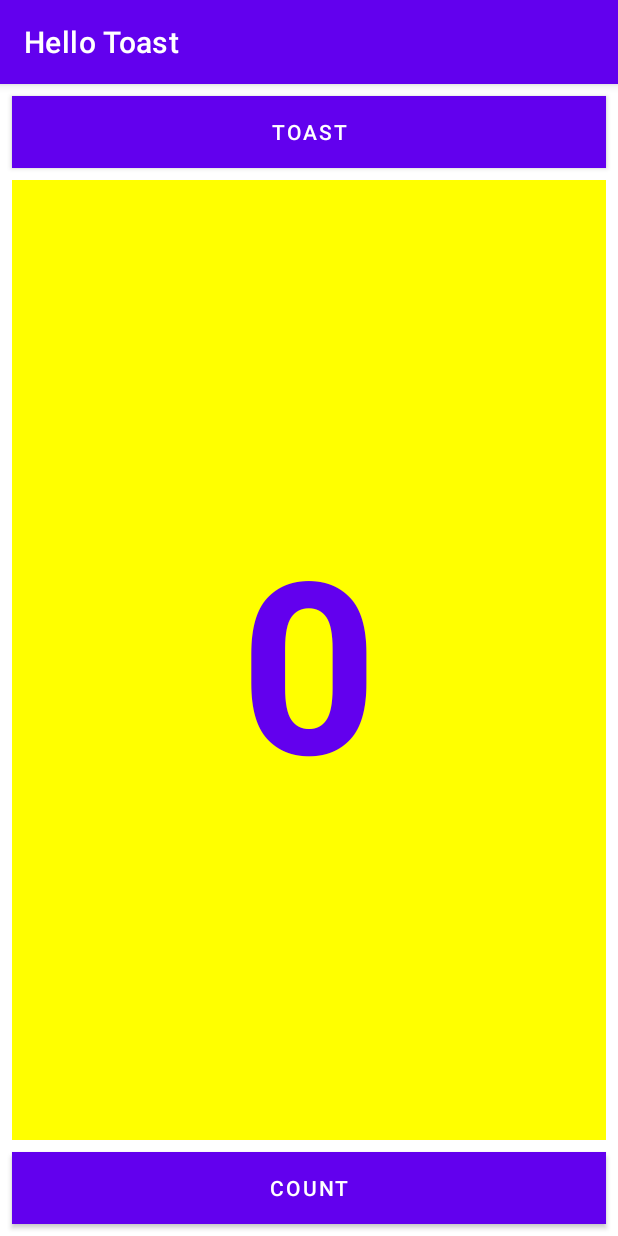
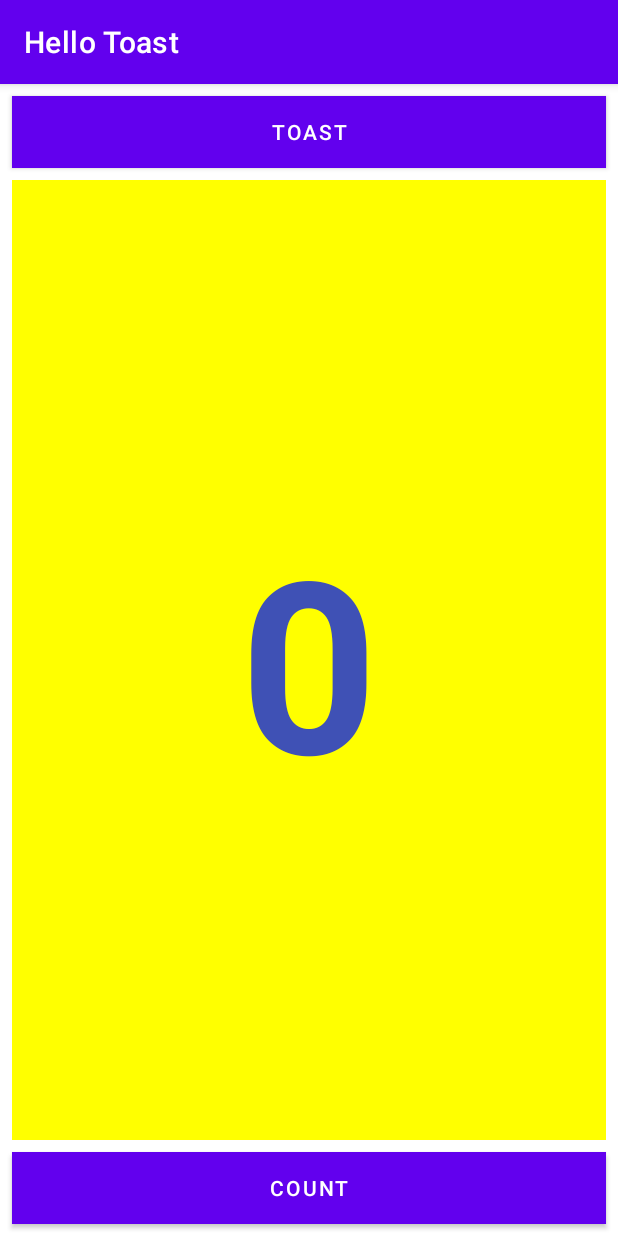
Before and after one commit to sabdika/First-interactive-UI, an Android app: the screen it shows after launch (MainActivity), on a phone screen of 412 x 824 dp. Run offline under Robolectric (Android 15) with nearby library versions, the phone set to English and light mode, and no system bars.

Commit message:
Made Small Changes

```diff
--- a/app/src/main/res/values/colors.xml
+++ b/app/src/main/res/values/colors.xml
@@ -6,6 +6,6 @@
     <color name="teal_200">#FF03DAC5</color>
     <color name="teal_700">#FF018786</color>
     <color name="black">#FF000000</color>
-    <color name="colorPrimary">#FF6200EE</color>
+    <color name="colorPrimary">#3F51B5</color>
     <color name="white">#FFFFFFFF</color>
 </resources>
```
